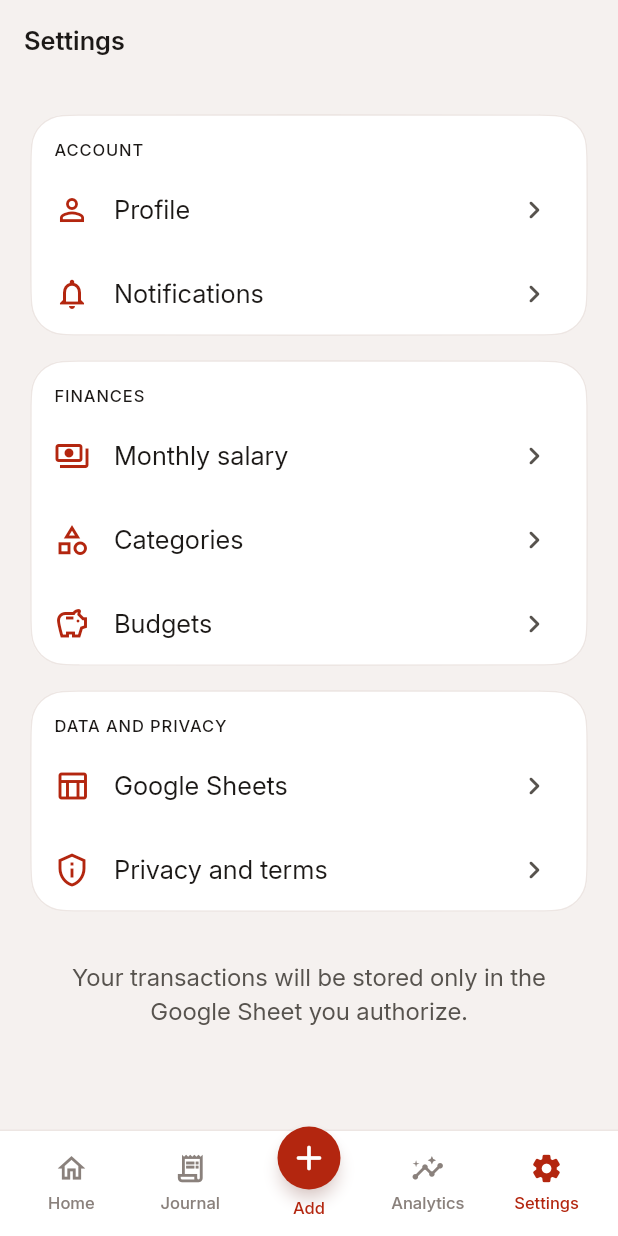
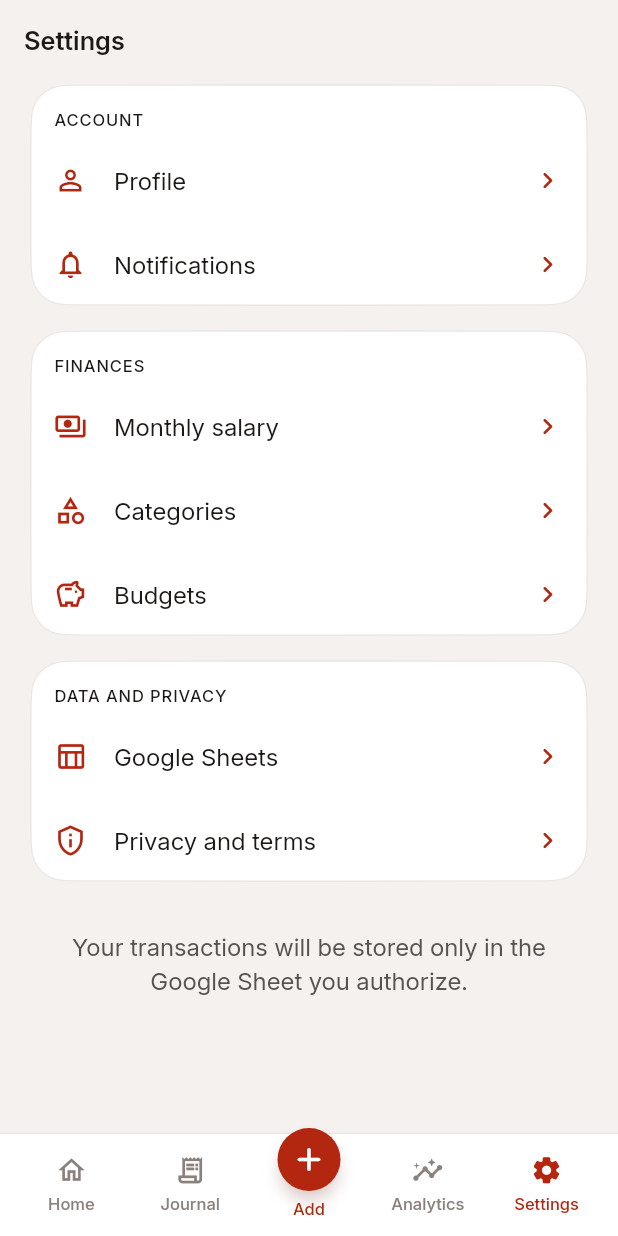
Before and after one commit to Deepak5556/ExpenseTrackerFlutterApp, a Flutter app: the SettingsScreen screen opened by its route, on a phone screen of 412 x 824 dp. Run offline on Flutter 3.47's test engine with Material 3 defaults, Android fonts, the phone set to English and light mode, and no system bars; our stand-ins replace fl_chart, flutter_riverpod, go_router, google_sign_in, googleapis_auth, material_ui and 1 more; missing offline and left inert: extension_google_sign_in_as_googleapis_auth, googleapis; accounts and stored records are empty.

Commit message:
Improve responsive theme foundation

```diff
--- /dev/null
+++ b/lib/core/widgets/responsive_layout.dart
@@ -0,0 +1,83 @@
+import 'package:material_ui/material_ui.dart';
+
+import '../theme/app_design_tokens.dart';
+import '../utils/window_size_class.dart';
+
+/// Gives every screen safe insets, proportional page padding and a readable
+/// maximum content width. It is deliberately presentation-only.
+class ResponsivePage extends StatelessWidget {
+  const ResponsivePage({
+    required this.child,
+    this.scrollable = false,
+    this.padding,
+    this.top = true,
+    this.bottom = true,
+    super.key,
+  });
+
+  final Widget child;
+  final bool scrollable;
+  final EdgeInsetsGeometry? padding;
+  final bool top;
+  final bool bottom;
+
+  @override
+  Widget build(BuildContext context) {
+    final sizeClass = context.windowSizeClass;
+    final content = Center(
+      child: ConstrainedBox(
+        constraints: BoxConstraints(maxWidth: sizeClass.contentMaxWidth),
+        child: child,
+      ),
+    );
+    final insets =
+        padding ?? EdgeInsets.symmetric(horizontal: sizeClass.pagePadding);
+    return SafeArea(
+      top: top,
+      bottom: bottom,
+      child: scrollable
+          ? SingleChildScrollView(
+              padding: insets.add(const EdgeInsets.only(bottom: AppSpacing.x6)),
+              child: content,
+            )
+          : Padding(padding: insets, child: content),
+    );
+  }
+}
+
+/// Calculates equal-width tiles without a fixed card width.
+class ResponsiveGrid extends StatelessWidget {
+  const ResponsiveGrid({
+    required this.children,
+    this.compactColumns = 2,
+    this.mediumColumns = 2,
+    this.expandedColumns = 4,
+    this.spacing = AppSpacing.x2,
+    super.key,
+  });
+
+  final List<Widget> children;
+  final int compactColumns;
+  final int mediumColumns;
+  final int expandedColumns;
+  final double spacing;
+
+  @override
+  Widget build(BuildContext context) => LayoutBuilder(
+    builder: (context, constraints) {
+      final columns = switch (context.windowSizeClass) {
+        WindowSizeClass.compact => compactColumns,
+        WindowSizeClass.medium => mediumColumns,
+        WindowSizeClass.expanded => expandedColumns,
+      };
+      final width = (constraints.maxWidth - spacing * (columns - 1)) / columns;
+      return Wrap(
+        spacing: spacing,
+        runSpacing: spacing,
+        children: <Widget>[
+          for (final child in children) SizedBox(width: width, child: child),
+        ],
+      );
+    },
+  );
+}
--- a/lib/features/settings/presentation/settings_screen.dart
+++ b/lib/features/settings/presentation/settings_screen.dart
@@ -3,6 +3,7 @@ import 'package:go_router/go_router.dart';
 
 import '../../../core/theme/app_colors.dart';
 import '../../../core/theme/app_design_tokens.dart';
+import '../../../core/widgets/responsive_layout.dart';
 
 class SettingsScreen extends StatelessWidget {
   const SettingsScreen({super.key});
@@ -12,8 +13,10 @@ class SettingsScreen extends StatelessWidget {
     return Scaffold(
       backgroundColor: AppColors.pageBackground,
       appBar: AppBar(title: const Text('Settings')),
-      body: ListView(
-        padding: const EdgeInsets.all(AppSpacing.pageCompact),
+      body: ResponsivePage(
+        scrollable: true,
+        child: Column(
+          crossAxisAlignment: CrossAxisAlignment.stretch,
           children: <Widget>[
             _SettingsGroup(
               title: 'Account',
@@ -64,6 +67,7 @@ class SettingsScreen extends StatelessWidget {
               style: TextStyle(color: AppColors.textSecondary),
             ),
           ],
+        ),
       ),
     );
   }
```
Also changed, not shown: lib/core/theme/app_theme.dart (+24 -0 lines), lib/core/utils/window_size_class.dart (+26 -0 lines), lib/core/widgets/design_system_widgets.dart (+48 -20 lines). Lines whose indentation alone changed are shown as unchanged.
